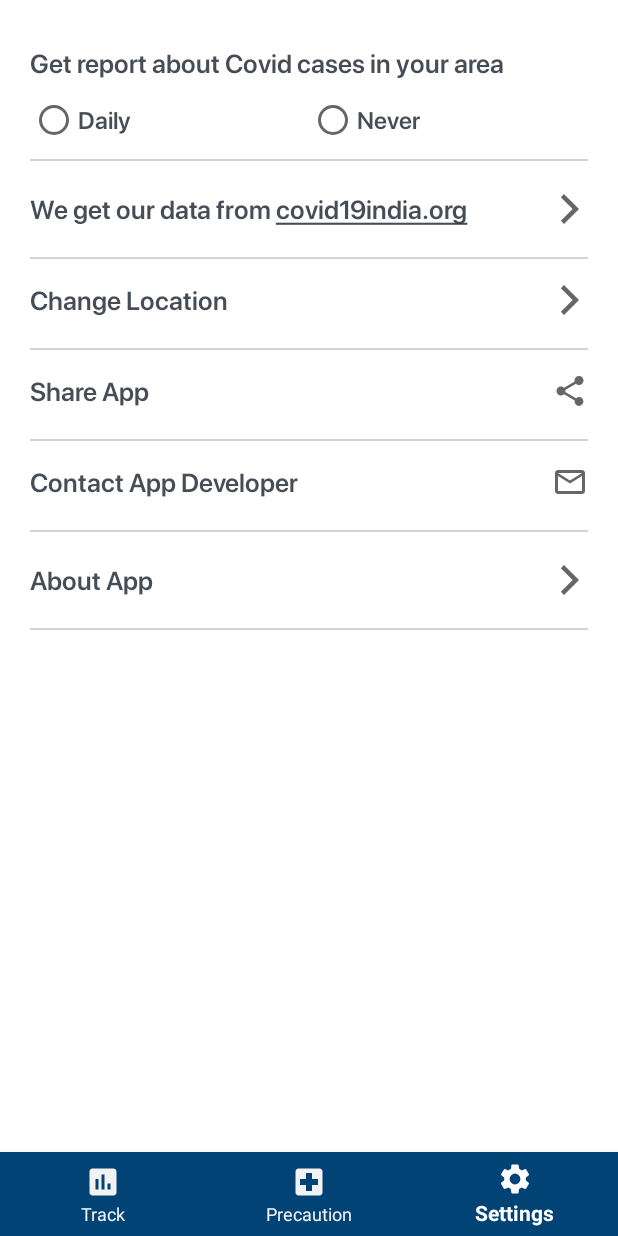
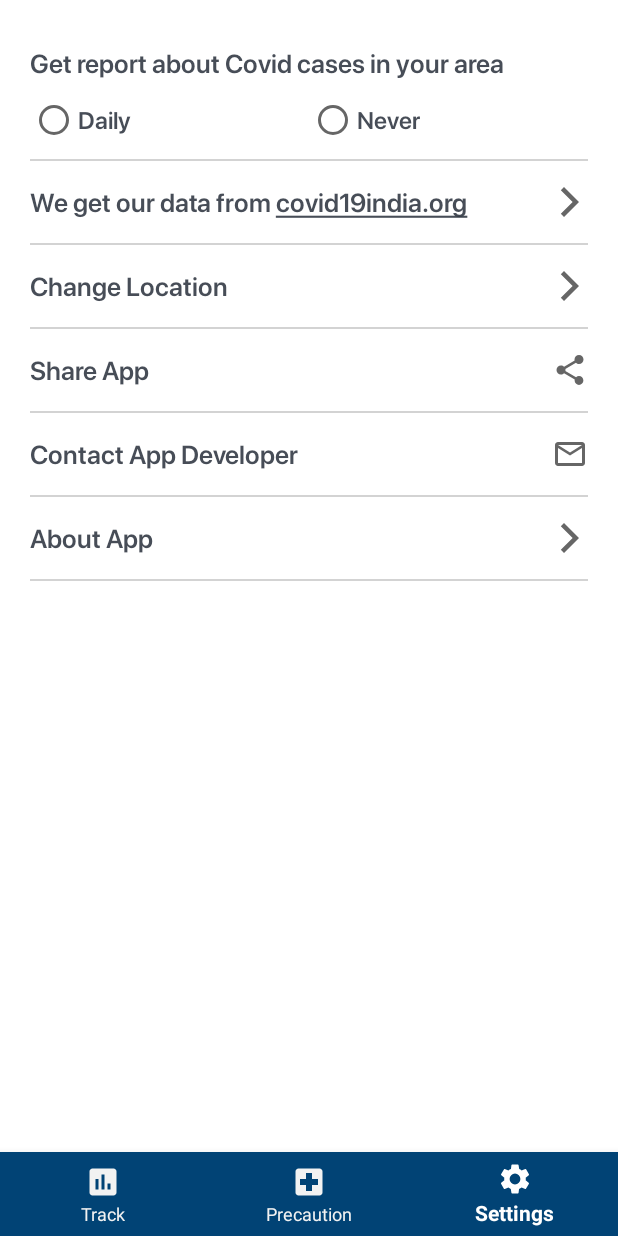
Before and after one commit to enggAkash/covid19tracker-india, an Android app: the screen it shows after launch (MainActivity), item 3 of the bottom bar chosen, on a phone screen of 412 x 824 dp. Run offline under Robolectric (Android 15) with nearby library versions, the phone set to English and light mode, and no system bars; our stand-ins replace RxJava, navigation-ui; libraries missing offline, so code that uses them is left out: com.github.mikephil.charting; network calls fail; 19 statements that could not run were skipped.

Commit message:
setting section except notification report completed

```diff
--- a/app/src/main/AndroidManifest.xml
+++ b/app/src/main/AndroidManifest.xml
@@ -16,11 +16,12 @@
         android:usesCleartextTraffic="true">
         <activity
             android:name=".ui.settings.AboutCovid19OrgActivity"
-            android:exported="true" />
+            android:exported="true"
+            android:label="@string/about_covid19india" />
         <activity
             android:name=".ui.settings.AboutAppActivity"
             android:exported="true"
-            android:label="About App" />
+            android:label="@string/about_app" />
         <activity
             android:name=".ui.home.MainActivity"
             android:exported="true"
--- a/app/src/main/res/layout/fragment_settings.xml
+++ b/app/src/main/res/layout/fragment_settings.xml
@@ -65,11 +65,10 @@
         style="@style/HeadingTextMediumSizeSemiBoldFont"
         android:layout_width="0dp"
         android:layout_height="wrap_content"
-        android:layout_marginTop="@dimen/margin_small"
         android:drawableEnd="@drawable/ic_setting_arrow_forward"
         android:foreground="?android:selectableItemBackground"
-        android:paddingTop="@dimen/margin_small"
-        android:paddingBottom="@dimen/margin_small"
+        android:paddingTop="@dimen/margin_medium_minus"
+        android:paddingBottom="@dimen/margin_medium_minus"
         android:text="@string/about_covid19india_title_text"
         app:layout_constraintEnd_toEndOf="@id/endGuide"
         app:layout_constraintStart_toStartOf="@id/startGuide"
@@ -79,7 +78,6 @@
         android:id="@+id/aboutCovid19IndiaDivider"
         android:layout_width="0dp"
         android:layout_height="@dimen/dp_1"
-        android:layout_marginTop="@dimen/margin_small"
         android:background="@color/colorLightGrey"
         app:layout_constraintEnd_toEndOf="@id/endGuide"
         app:layout_constraintStart_toStartOf="@id/startGuide"
@@ -90,11 +88,10 @@
         style="@style/HeadingTextMediumSizeSemiBoldFont"
         android:layout_width="0dp"
         android:layout_height="wrap_content"
-        android:layout_marginTop="@dimen/margin_smallest"
         android:drawableEnd="@drawable/ic_setting_arrow_forward"
         android:foreground="?android:selectableItemBackground"
-        android:paddingTop="@dimen/margin_small"
-        android:paddingBottom="@dimen/margin_small"
+        android:paddingTop="@dimen/margin_medium_minus"
+        android:paddingBottom="@dimen/margin_medium_minus"
         android:text="Change Location"
         app:layout_constraintEnd_toEndOf="@id/endGuide"
         app:layout_constraintStart_toStartOf="@id/startGuide"
@@ -104,7 +101,6 @@
         android:id="@+id/changeLocationDivider"
         android:layout_width="0dp"
         android:layout_height="@dimen/dp_1"
-        android:layout_marginTop="@dimen/margin_small"
         android:background="@color/colorLightGrey"
         app:layout_constraintEnd_toEndOf="@id/endGuide"
         app:layout_constraintStart_toStartOf="@id/startGuide"
@@ -115,11 +111,10 @@
         style="@style/HeadingTextMediumSizeSemiBoldFont"
         android:layout_width="0dp"
         android:layout_height="wrap_content"
-        android:layout_marginTop="@dimen/margin_smallest"
         android:drawableEnd="@drawable/ic_share"
         android:foreground="?android:selectableItemBackground"
-        android:paddingTop="@dimen/margin_small"
-        android:paddingBottom="@dimen/margin_small"
+        android:paddingTop="@dimen/margin_medium_minus"
+        android:paddingBottom="@dimen/margin_medium_minus"
         android:text="Share App"
         app:layout_constraintEnd_toEndOf="@id/endGuide"
         app:layout_constraintStart_toStartOf="@id/startGuide"
@@ -129,7 +124,6 @@
         android:id="@+id/shareAppDivider"
         android:layout_width="0dp"
         android:layout_height="@dimen/dp_1"
-        android:layout_marginTop="@dimen/margin_small"
         android:background="@color/colorLightGrey"
         app:layout_constraintEnd_toEndOf="@id/endGuide"
         app:layout_constraintStart_toStartOf="@id/startGuide"
@@ -140,11 +134,10 @@
         style="@style/HeadingTextMediumSizeSemiBoldFont"
         android:layout_width="0dp"
         android:layout_height="wrap_content"
-        android:layout_marginTop="@dimen/margin_smallest"
         android:drawableEnd="@drawable/ic_email"
         android:foreground="?android:selectableItemBackground"
-        android:paddingTop="@dimen/margin_small"
-        android:paddingBottom="@dimen/margin_small"
+        android:paddingTop="@dimen/margin_medium_minus"
+        android:paddingBottom="@dimen/margin_medium_minus"
         android:text="Contact App Developer"
         app:layout_constraintEnd_toEndOf="@id/endGuide"
         app:layout_constraintStart_toStartOf="@id/startGuide"
@@ -154,7 +147,6 @@
         android:id="@+id/contactDivider"
         android:layout_width="0dp"
         android:layout_height="@dimen/dp_1"
-        android:layout_marginTop="@dimen/margin_small"
         android:background="@color/colorLightGrey"
         app:layout_constraintEnd_toEndOf="@id/endGuide"
         app:layout_constraintStart_toStartOf="@id/startGuide"
@@ -165,11 +157,10 @@
         style="@style/HeadingTextMediumSizeSemiBoldFont"
         android:layout_width="0dp"
         android:layout_height="wrap_content"
-        android:layout_marginTop="@dimen/margin_small"
         android:drawableEnd="@drawable/ic_setting_arrow_forward"
         android:foreground="?android:selectableItemBackground"
-        android:paddingTop="@dimen/margin_small"
-        android:paddingBottom="@dimen/margin_small"
+        android:paddingTop="@dimen/margin_medium_minus"
+        android:paddingBottom="@dimen/margin_medium_minus"
         android:text="About App"
         app:layout_constraintEnd_toEndOf="@id/endGuide"
         app:layout_constraintStart_toStartOf="@id/startGuide"
@@ -179,20 +170,10 @@
         android:id="@+id/aboutAppDivider"
         android:layout_width="0dp"
         android:layout_height="@dimen/dp_1"
-        android:layout_marginTop="@dimen/margin_small"
         android:background="@color/colorLightGrey"
         app:layout_constraintEnd_toEndOf="@id/endGuide"
         app:layout_constraintStart_toStartOf="@id/startGuide"
         app:layout_constraintTop_toBottomOf="@id/aboutAppTitleTv" />
-
-    <androidx.legacy.widget.Space
-        android:layout_width="0dp"
-        android:layout_height="@dimen/margin_small"
-        android:layout_marginTop="@dimen/margin_small"
-        app:layout_constraintEnd_toEndOf="@id/endGuide"
-        app:layout_constraintStart_toStartOf="@id/startGuide"
-        app:layout_constraintTop_toBottomOf="@id/aboutAppDivider" />
-
 
     <androidx.constraintlayout.widget.Guideline
         android:id="@+id/topGuide"
--- a/app/src/main/res/values/strings.xml
+++ b/app/src/main/res/values/strings.xml
@@ -59,6 +59,8 @@
         \n\nDownload %s\n
         https://play.google.com/store/apps/details?id=%s
     </string>
+    <string name="about_covid19india">About covid19india.org</string>
+    <string name="about_app">About App</string>
 
     <!--About Covid19IndiaOrg Q&A-->
     <string-array name="q_and_a_questions_list">
```
Also changed, not shown: app/src/main/java/in/engineerakash/covid19india/ui/settings/AboutCovid19OrgActivity.kt (+13 -1 lines), app/src/main/java/in/engineerakash/covid19india/ui/settings/QAndAAdapter.kt (+8 -0 lines), app/src/main/res/layout/item_q_and_a.xml (+6 -9 lines).
